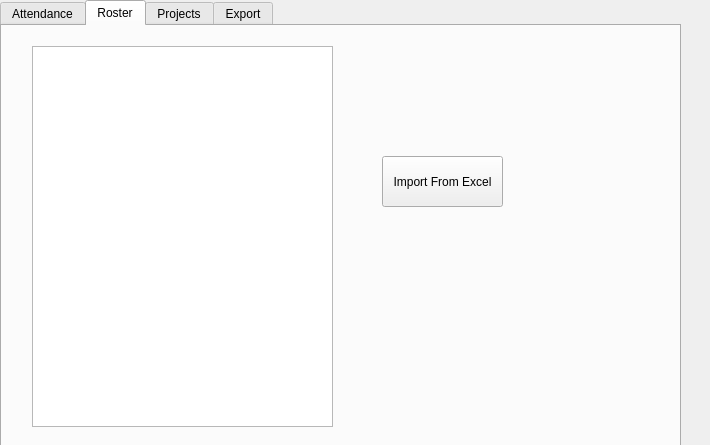
Before: the Qt Designer form CMS.ui in lizhao1993/CMS, drawn with Qt 5.
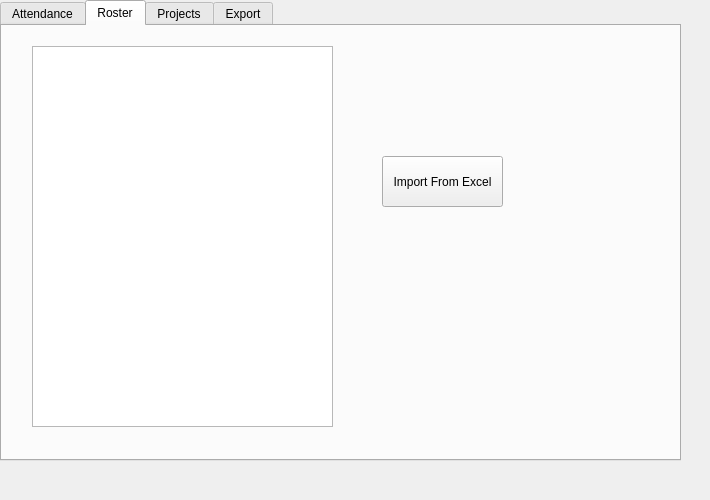
After: the same form once the commit is applied. The open tabs and pages were chosen to show the change.

```diff
--- a/CMS.ui
+++ b/CMS.ui
@@ -7,7 +7,7 @@
     <x>0</x>
     <y>0</y>
     <width>710</width>
-    <height>445</height>
+    <height>500</height>
    </rect>
   </property>
   <property name="windowTitle">
```
Left out of the diff: 4 changed lines with no effect on the pictures.
